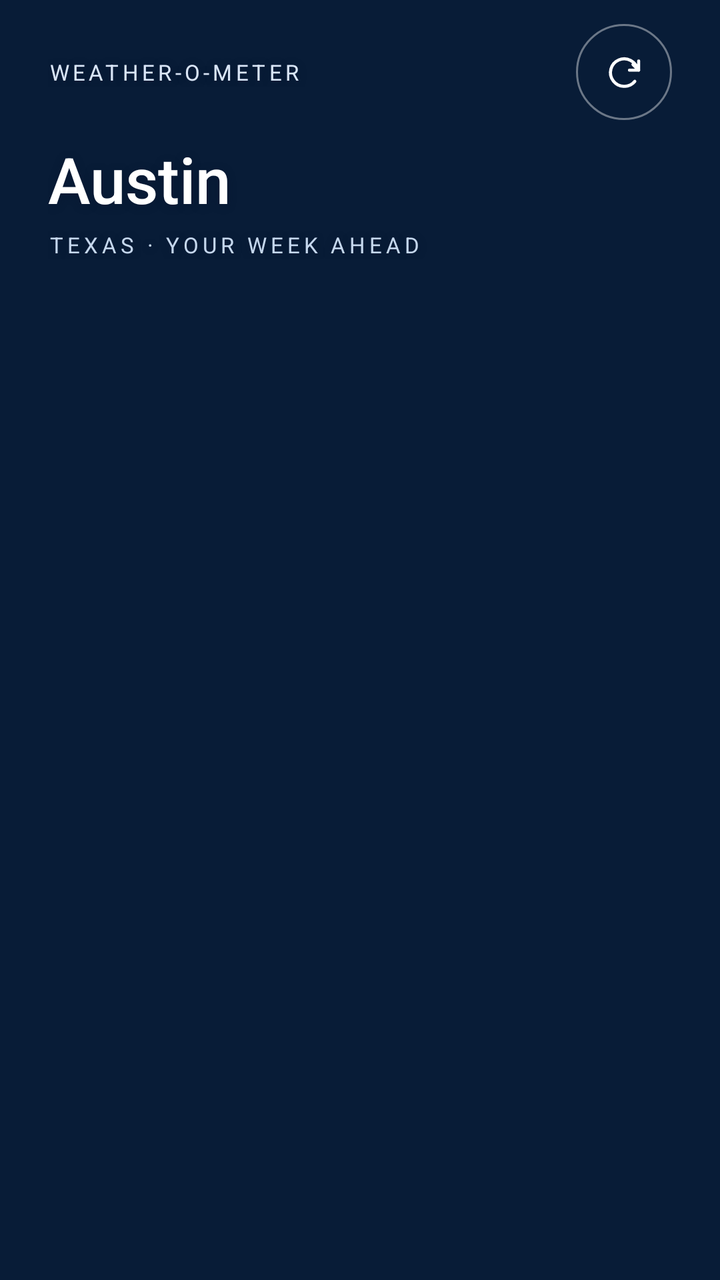
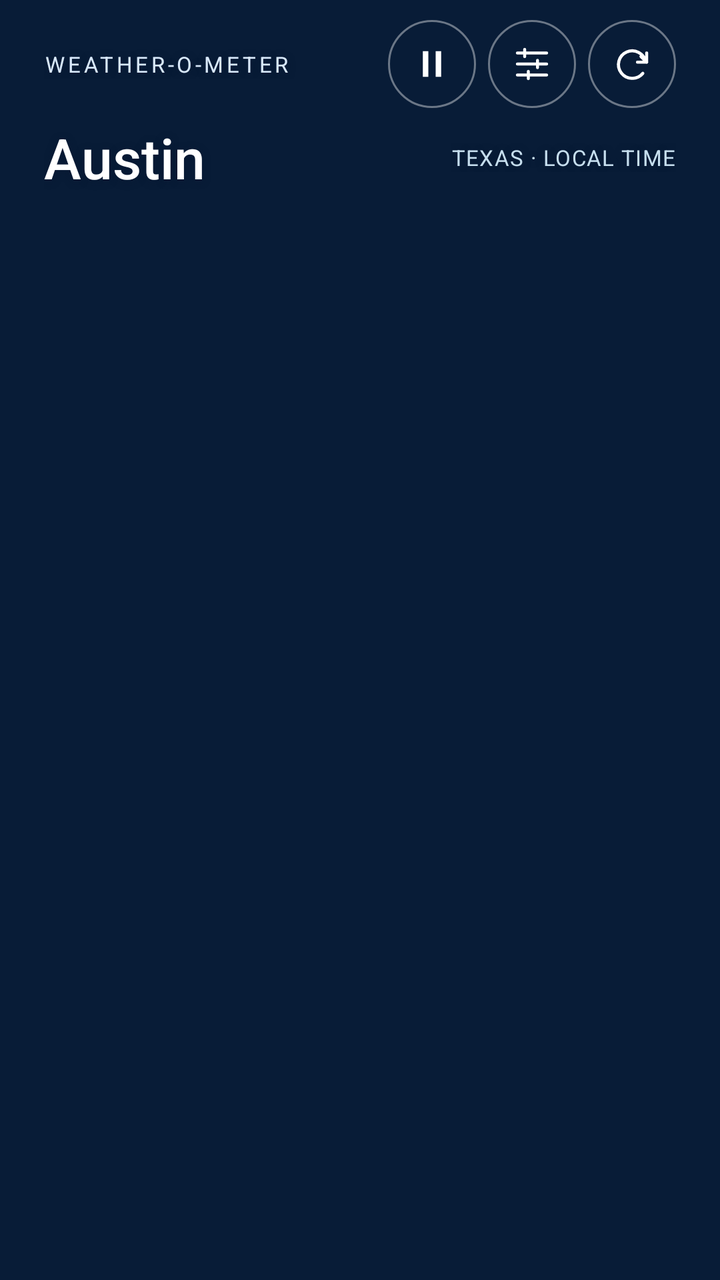

The first picture is an Android layout as it rendered before a commit; the second is the same layout after the commit. The layout source and the unified diff follow.
<!-- AndroidManifest.xml: application theme Theme.WeatherOMeter -->
<!-- res/layout/view_forecast_header.xml -->
<?xml version="1.0" encoding="utf-8"?>
<LinearLayout xmlns:android="http://schemas.android.com/apk/res/android"
    xmlns:app="http://schemas.android.com/apk/res-auto"
    android:layout_width="match_parent" android:layout_height="wrap_content"
    android:orientation="vertical" android:paddingStart="24dp" android:paddingEnd="24dp"
    android:paddingTop="12dp">
    <LinearLayout android:layout_width="match_parent" android:layout_height="48dp"
        android:gravity="center_vertical" android:orientation="horizontal">
        <TextView android:id="@+id/app_title" style="@style/ForecastText"
            android:layout_width="0dp" android:layout_height="wrap_content" android:layout_weight="1"
            android:text="@string/brand_label" android:letterSpacing="0.16"
            android:textColor="#D9E5F6" android:textSize="11sp" />
        <com.google.android.material.button.MaterialButton android:id="@+id/refresh_button"
            style="@style/ForecastIconControl" android:layout_width="48dp" android:layout_height="48dp"
            android:contentDescription="@string/refresh" app:icon="@drawable/ic_refresh" />
    </LinearLayout>
    <TextView style="@style/ForecastText" android:layout_width="match_parent"
        android:layout_height="wrap_content" android:layout_marginTop="8dp"
        android:text="@string/location_title" android:textSize="32sp" android:fontFamily="sans-serif-medium" />
    <TextView style="@style/ForecastText" android:layout_width="match_parent"
        android:layout_height="wrap_content" android:layout_marginTop="4dp"
        android:text="@string/location_subtitle" android:textColor="#C5D7ED"
        android:textSize="11sp" android:letterSpacing="0.18" />
    <TextView android:id="@+id/status_text" style="@style/ForecastText"
        android:layout_width="match_parent" android:layout_height="wrap_content"
        android:layout_marginTop="12dp" android:textSize="12sp" android:textColor="#D6E4F5"
        android:accessibilityLiveRegion="polite" />
    <ProgressBar android:id="@+id/loading_indicator" style="?android:attr/progressBarStyleHorizontal"
        android:layout_width="match_parent" android:layout_height="2dp"
        android:layout_marginTop="8dp" android:indeterminate="true"
        android:indeterminateTint="#F6CEB5" android:visibility="invisible" />
</LinearLayout>
<!-- resources referenced by this layout -->
<resources>
  <!-- drawable ic_refresh (drawable) -->
  <vector xmlns:android="http://schemas.android.com/apk/res/android" android:width="24dp" android:height="24dp" android:viewportWidth="24" android:viewportHeight="24">
      <path android:fillColor="@android:color/transparent" android:strokeColor="#FFFFFF" android:strokeWidth="1.7" android:strokeLineCap="round" android:strokeLineJoin="round" android:pathData="M20,6v5h-5 M19.5,11a7.5,7.5 0,1 0,-1.6,6.1 M20,11L16.9,7.9" />
  </vector>
  <string name="brand_label">WEATHER-O-METER</string>
  <string name="location_subtitle">TEXAS · YOUR WEEK AHEAD</string>
  <string name="location_title">Austin</string>
  <string name="refresh">Refresh forecast</string>
  <style name="ForecastIconControl" parent="ForecastControl">
          <item name="android:padding">12dp</item>
          <item name="iconPadding">0dp</item>
          <item name="iconGravity">textStart</item>
          <item name="iconSize">22dp</item>
      </style>
  <style name="ForecastText" parent="Widget.AppCompat.TextView">
          <item name="android:textColor">#FFFFFF</item>
          <item name="android:fontFamily">sans</item>
          <item name="android:shadowColor">#6607152C</item>
          <item name="android:shadowRadius">10</item>
          <item name="android:shadowDy">2</item>
      </style>
  <style name="Theme.WeatherOMeter" parent="Base.Theme.WeatherOMeter" />
  <style name="ForecastControl" parent="Widget.Material3.Button.OutlinedButton">
          <item name="android:textColor">#FFFFFF</item>
          <item name="android:textAllCaps">false</item>
          <item name="android:textSize">15sp</item>
          <item name="backgroundTint">@android:color/transparent</item>
          <item name="strokeColor">#66FFFFFF</item>
          <item name="strokeWidth">1dp</item>
          <item name="cornerRadius">24dp</item>
          <item name="iconTint">#FFFFFF</item>
          <item name="rippleColor">#33FFFFFF</item>
          <item name="android:insetTop">0dp</item>
          <item name="android:insetBottom">0dp</item>
          <item name="android:minHeight">48dp</item>
          <item name="android:minWidth">48dp</item>
      </style>
  <style name="Base.Theme.WeatherOMeter" parent="Theme.Material3.DayNight.NoActionBar">
          <item name="android:windowBackground">#081C37</item>
          
          
      </style>
</resources>

<!-- the commit's change to res/layout/view_forecast_header.xml (unified diff, before → after) -->
@@ -2,31 +2,37 @@
 <LinearLayout xmlns:android="http://schemas.android.com/apk/res/android"
     xmlns:app="http://schemas.android.com/apk/res-auto"
     android:layout_width="match_parent" android:layout_height="wrap_content"
-    android:orientation="vertical" android:paddingStart="24dp" android:paddingEnd="24dp"
-    android:paddingTop="12dp">
-    <LinearLayout android:layout_width="match_parent" android:layout_height="48dp"
-        android:gravity="center_vertical" android:orientation="horizontal">
-        <TextView android:id="@+id/app_title" style="@style/ForecastText"
-            android:layout_width="0dp" android:layout_height="wrap_content" android:layout_weight="1"
-            android:text="@string/brand_label" android:letterSpacing="0.16"
-            android:textColor="#D9E5F6" android:textSize="11sp" />
+    android:orientation="vertical" android:paddingStart="22dp" android:paddingEnd="22dp" android:paddingTop="8dp">
+    <LinearLayout android:layout_width="match_parent" android:layout_height="48dp" android:gravity="center_vertical">
+        <TextView android:id="@+id/app_title" style="@style/ForecastText" android:layout_width="0dp"
+            android:layout_height="wrap_content" android:layout_weight="1" android:text="@string/brand_label"
+            android:letterSpacing="0.14" android:textColor="#D8E8FA" android:textSize="11sp" />
+        <com.google.android.material.button.MaterialButton android:id="@+id/motion_button"
+            style="@style/ForecastIconControl" android:layout_width="44dp" android:layout_height="44dp"
+            android:minWidth="44dp" android:layout_marginEnd="6dp"
+            android:contentDescription="@string/pause_motion" app:icon="@drawable/ic_motion_pause" />
+        <com.google.android.material.button.MaterialButton android:id="@+id/week_button"
+            style="@style/ForecastIconControl" android:layout_width="44dp" android:layout_height="44dp"
+            android:minWidth="44dp" android:layout_marginEnd="6dp"
+            android:contentDescription="@string/week_outlook" app:icon="@drawable/ic_week" />
         <com.google.android.material.button.MaterialButton android:id="@+id/refresh_button"
-            style="@style/ForecastIconControl" android:layout_width="48dp" android:layout_height="48dp"
-            android:contentDescription="@string/refresh" app:icon="@drawable/ic_refresh" />
+            style="@style/ForecastIconControl" android:layout_width="44dp" android:layout_height="44dp"
+            android:minWidth="44dp" android:contentDescription="@string/refresh" app:icon="@drawable/ic_refresh" />
     </LinearLayout>
-    <TextView style="@style/ForecastText" android:layout_width="match_parent"
-        android:layout_height="wrap_content" android:layout_marginTop="8dp"
-        android:text="@string/location_title" android:textSize="32sp" android:fontFamily="sans-serif-medium" />
-    <TextView style="@style/ForecastText" android:layout_width="match_parent"
-        android:layout_height="wrap_content" android:layout_marginTop="4dp"
-        android:text="@string/location_subtitle" android:textColor="#C5D7ED"
-        android:textSize="11sp" android:letterSpacing="0.18" />
+    <LinearLayout android:layout_width="match_parent" android:layout_height="wrap_content"
+        android:gravity="center_vertical" android:layout_marginTop="4dp">
+        <TextView style="@style/ForecastText" android:layout_width="0dp" android:layout_height="wrap_content"
+            android:layout_weight="1" android:text="@string/location_title" android:textSize="28sp"
+            android:fontFamily="sans-serif-medium" />
+        <TextView style="@style/ForecastText" android:layout_width="wrap_content" android:layout_height="wrap_content"
+            android:text="@string/austin_local" android:textColor="#C6DEEE" android:textSize="11sp" android:letterSpacing="0.04" />
+    </LinearLayout>
     <TextView android:id="@+id/status_text" style="@style/ForecastText"
         android:layout_width="match_parent" android:layout_height="wrap_content"
-        android:layout_marginTop="12dp" android:textSize="12sp" android:textColor="#D6E4F5"
+        android:layout_marginTop="6dp" android:textSize="11sp" android:textColor="#CADBED"
         android:accessibilityLiveRegion="polite" />
     <ProgressBar android:id="@+id/loading_indicator" style="?android:attr/progressBarStyleHorizontal"
         android:layout_width="match_parent" android:layout_height="2dp"
-        android:layout_marginTop="8dp" android:indeterminate="true"
+        android:layout_marginTop="6dp" android:indeterminate="true"
         android:indeterminateTint="#F6CEB5" android:visibility="invisible" />
 </LinearLayout>
<!-- resource entries referenced after the edit -->
@@ -1,13 +1,23 @@
 <!-- resources referenced by this layout -->
 <resources>
+  <!-- drawable ic_motion_pause (drawable) -->
+  <vector xmlns:android="http://schemas.android.com/apk/res/android" android:width="24dp" android:height="24dp" android:viewportWidth="24" android:viewportHeight="24">
+      <path android:fillColor="#FFFFFF" android:pathData="M7,5h3v14H7z M14,5h3v14h-3z" />
+  </vector>
   <!-- drawable ic_refresh (drawable) -->
   <vector xmlns:android="http://schemas.android.com/apk/res/android" android:width="24dp" android:height="24dp" android:viewportWidth="24" android:viewportHeight="24">
       <path android:fillColor="@android:color/transparent" android:strokeColor="#FFFFFF" android:strokeWidth="1.7" android:strokeLineCap="round" android:strokeLineJoin="round" android:pathData="M20,6v5h-5 M19.5,11a7.5,7.5 0,1 0,-1.6,6.1 M20,11L16.9,7.9" />
   </vector>
+  <!-- drawable ic_week (drawable) -->
+  <vector xmlns:android="http://schemas.android.com/apk/res/android" android:width="24dp" android:height="24dp" android:viewportWidth="24" android:viewportHeight="24">
+      <path android:fillColor="@android:color/transparent" android:strokeColor="#FFFFFF" android:strokeWidth="1.6" android:strokeLineCap="round" android:pathData="M4,6h16 M4,12h16 M4,18h16 M8,4v4 M15,10v4 M10,16v4" />
+  </vector>
+  <string name="austin_local">TEXAS · LOCAL TIME</string>
   <string name="brand_label">WEATHER-O-METER</string>
-  <string name="location_subtitle">TEXAS · YOUR WEEK AHEAD</string>
   <string name="location_title">Austin</string>
+  <string name="pause_motion">Pause weather animation</string>
   <string name="refresh">Refresh forecast</string>
+  <string name="week_outlook">7-day outlook</string>
   <style name="ForecastIconControl" parent="ForecastControl">
           <item name="android:padding">12dp</item>
           <item name="iconPadding">0dp</item>
